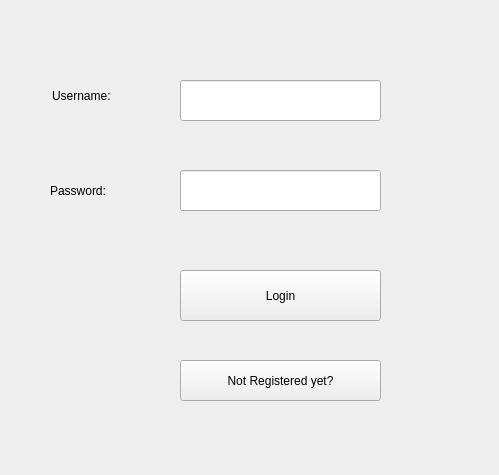
MubtasimSajid/CareSphere, file CareSphere/login.ui: the form before one commit.
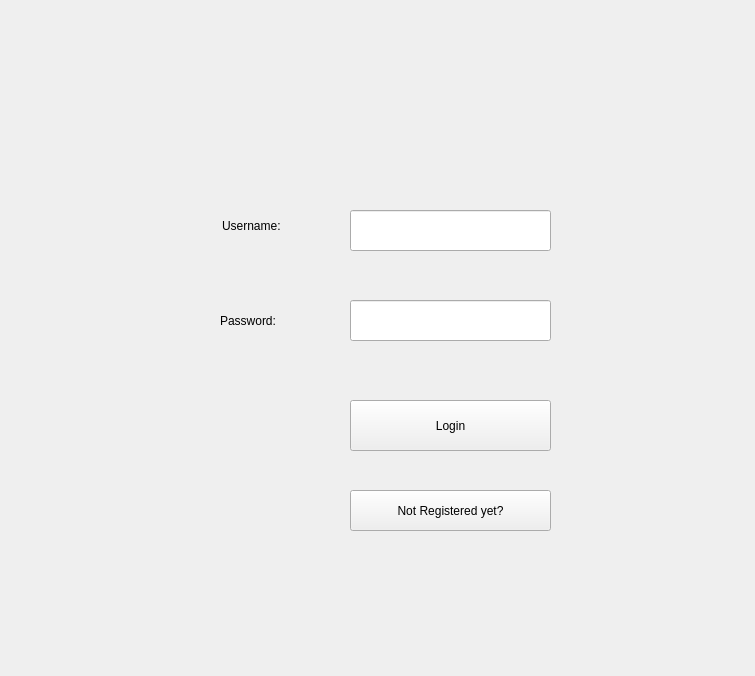
The form after the commit.

```diff
--- a/CareSphere/login.ui
+++ b/CareSphere/login.ui
@@ -6,8 +6,8 @@
    <rect>
     <x>0</x>
     <y>0</y>
-    <width>499</width>
-    <height>475</height>
+    <width>755</width>
+    <height>676</height>
    </rect>
   </property>
   <property name="windowTitle">
@@ -16,87 +16,18 @@
   <property name="whatsThis">
    <string>&lt;html&gt;&lt;head/&gt;&lt;body&gt;&lt;p&gt;&lt;br/&gt;&lt;/p&gt;&lt;/body&gt;&lt;/html&gt;</string>
   </property>
+  <property name="styleSheet">
+   <string notr="true"/>
+  </property>
   <widget class="QWidget" name="centralwidget">
-   <widget class="QPushButton" name="loginButton">
-    <property name="geometry">
-     <rect>
-      <x>180</x>
-      <y>270</y>
-      <width>201</width>
-      <height>51</height>
-     </rect>
-    </property>
-    <property name="text">
-     <string>Login</string>
-    </property>
-   </widget>
-   <widget class="QLabel" name="usernameLabel">
-    <property name="geometry">
-     <rect>
-      <x>52</x>
-      <y>80</y>
-      <width>111</width>
-      <height>31</height>
-     </rect>
-    </property>
-    <property name="text">
-     <string>Username: </string>
-    </property>
-   </widget>
-   <widget class="QLabel" name="passwordLabel">
-    <property name="geometry">
-     <rect>
-      <x>50</x>
-      <y>170</y>
-      <width>121</width>
-      <height>41</height>
-     </rect>
-    </property>
-    <property name="text">
-     <string>Password: </string>
-    </property>
-   </widget>
-   <widget class="QLineEdit" name="usernameLineEdit">
-    <property name="geometry">
-     <rect>
-      <x>180</x>
-      <y>80</y>
-      <width>201</width>
-      <height>41</height>
-     </rect>
-    </property>
-   </widget>
-   <widget class="QLineEdit" name="passwordLineEdit">
-    <property name="geometry">
-     <rect>
-      <x>180</x>
-      <y>170</y>
-      <width>201</width>
-      <height>41</height>
-     </rect>
-    </property>
-   </widget>
-   <widget class="QPushButton" name="registerButton">
-    <property name="geometry">
-     <rect>
-      <x>180</x>
-      <y>360</y>
-      <width>201</width>
-      <height>41</height>
-     </rect>
-    </property>
-    <property name="text">
-     <string>Not Registered yet?</string>
-    </property>
-   </widget>
    <widget class="QLabel" name="errorLabel">
     <property name="enabled">
      <bool>false</bool>
     </property>
     <property name="geometry">
      <rect>
-      <x>190</x>
-      <y>230</y>
+      <x>360</x>
+      <y>360</y>
       <width>181</width>
       <height>20</height>
      </rect>
@@ -110,6 +41,78 @@
      <string/>
     </property>
    </widget>
+   <widget class="QPushButton" name="registerButton">
+    <property name="geometry">
+     <rect>
+      <x>350</x>
+      <y>490</y>
+      <width>201</width>
+      <height>41</height>
+     </rect>
+    </property>
+    <property name="text">
+     <string>Not Registered yet?</string>
+    </property>
+   </widget>
+   <widget class="QLineEdit" name="passwordLineEdit">
+    <property name="geometry">
+     <rect>
+      <x>350</x>
+      <y>300</y>
+      <width>201</width>
+      <height>41</height>
+     </rect>
+    </property>
+   </widget>
+   <widget class="QLabel" name="passwordLabel">
+    <property name="geometry">
+     <rect>
+      <x>220</x>
+      <y>300</y>
+      <width>121</width>
+      <height>41</height>
+     </rect>
+    </property>
+    <property name="text">
+     <string>Password: </string>
+    </property>
+   </widget>
+   <widget class="QPushButton" name="loginButton">
+    <property name="geometry">
+     <rect>
+      <x>350</x>
+      <y>400</y>
+      <width>201</width>
+      <height>51</height>
+     </rect>
+    </property>
+    <property name="text">
+     <string>Login</string>
+    </property>
+   </widget>
+   <widget class="QLabel" name="usernameLabel">
+    <property name="geometry">
+     <rect>
+      <x>222</x>
+      <y>210</y>
+      <width>111</width>
+      <height>31</height>
+     </rect>
+    </property>
+    <property name="text">
+     <string>Username: </string>
+    </property>
+   </widget>
+   <widget class="QLineEdit" name="usernameLineEdit">
+    <property name="geometry">
+     <rect>
+      <x>350</x>
+      <y>210</y>
+      <width>201</width>
+      <height>41</height>
+     </rect>
+    </property>
+   </widget>
   </widget>
  </widget>
  <resources/>
```
